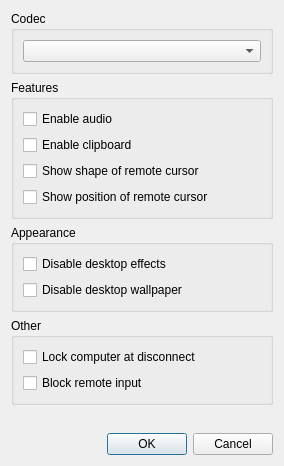
Above: source/client/ui/desktop/desktop_config_dialog.ui from dchapyshev/aspia before the change. Below: the same form after it.
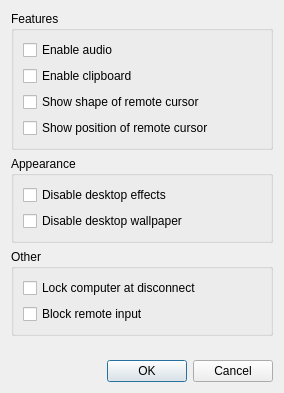
That is the form after the change.

What changed in the file:
```diff
--- a/source/client/ui/desktop/desktop_config_dialog.ui
+++ b/source/client/ui/desktop/desktop_config_dialog.ui
@@ -7,7 +7,7 @@
     <x>0</x>
     <y>0</y>
     <width>284</width>
-    <height>466</height>
+    <height>393</height>
    </rect>
   </property>
   <property name="sizePolicy">
@@ -20,24 +20,6 @@
    <string>Session Configuration</string>
   </property>
   <layout class="QVBoxLayout" name="verticalLayout_5">
-   <item>
-    <widget class="QGroupBox" name="groupBox_2">
-     <property name="sizePolicy">
-      <sizepolicy hsizetype="Preferred" vsizetype="Fixed">
-       <horstretch>0</horstretch>
-       <verstretch>0</verstretch>
-      </sizepolicy>
-     </property>
-     <property name="title">
-      <string>Codec</string>
-     </property>
-     <layout class="QVBoxLayout" name="verticalLayout">
-      <item>
-       <widget class="QComboBox" name="combo_codec"/>
-      </item>
-     </layout>
-    </widget>
-   </item>
    <item>
     <widget class="QGroupBox" name="groupbox_features">
      <property name="sizePolicy">
```
